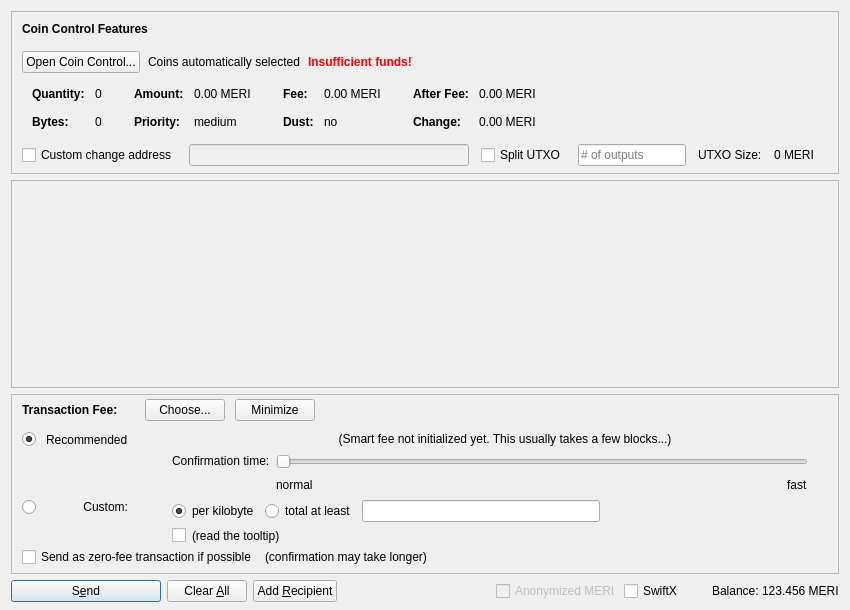
Before: the Qt Designer form src/qt/forms/sendcoinsdialog.ui in ElCrebel/Merebel, drawn with Qt 5.
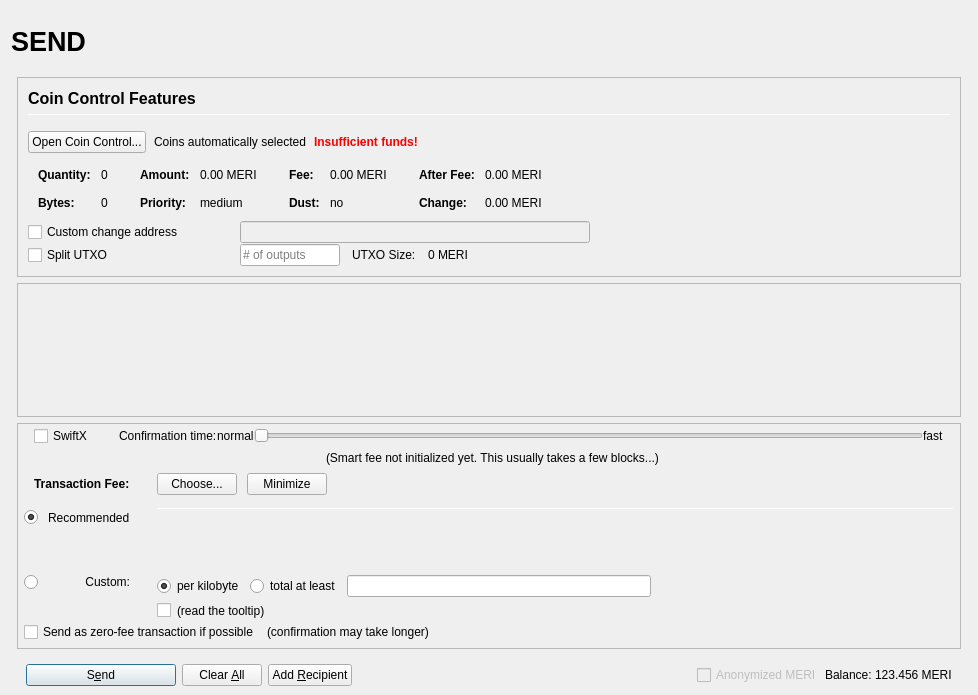
After: the same form once the commit is applied. Icons and pictures are not drawn. Custom widgets are drawn as their Qt base class.

```diff
--- a/src/qt/forms/sendcoinsdialog.ui
+++ b/src/qt/forms/sendcoinsdialog.ui
@@ -2,20 +2,137 @@
 <ui version="4.0">
  <class>SendCoinsDialog</class>
  <widget class="QDialog" name="SendCoinsDialog">
+  <property name="enabled">
+   <bool>true</bool>
+  </property>
   <property name="geometry">
    <rect>
     <x>0</x>
     <y>0</y>
-    <width>850</width>
-    <height>610</height>
+    <width>978</width>
+    <height>695</height>
    </rect>
   </property>
   <property name="windowTitle">
    <string>Send Coins</string>
   </property>
-  <layout class="QVBoxLayout" name="verticalLayout" stretch="0,1,0,0">
+  <layout class="QVBoxLayout" name="verticalLayout" stretch="0">
    <property name="bottomMargin">
-    <number>8</number>
+    <number>9</number>
+   </property>
+   <item>
+    <layout class="QVBoxLayout" name="verticalLayout_Master" stretch="0,1">
+     <property name="spacing">
+      <number>0</number>
+     </property>
+     <property name="margin">
+      <number>0</number>
+     </property>
+     <item>
+      <widget class="QFrame" name="frame_Header">
+       <layout class="QVBoxLayout" name="verticalLayout_Header" stretch="0">
+        <property name="margin">
+         <number>0</number>
+        </property>
+        <item>
+         <layout class="QHBoxLayout" name="horizontalLayout_Header" stretch="1,0,1">
+          <property name="spacing">
+           <number>6</number>
+          </property>
+          <item>
+           <widget class="QLabel" name="labelOverviewHeaderLeft">
+            <property name="minimumSize">
+             <size>
+              <width>464</width>
+              <height>60</height>
+             </size>
+            </property>
+            <property name="maximumSize">
+             <size>
+              <width>16777215</width>
+              <height>60</height>
+             </size>
+            </property>
+            <property name="font">
+             <font>
+              <pointsize>20</pointsize>
+              <weight>75</weight>
+              <bold>true</bold>
+             </font>
+            </property>
+            <property name="text">
+             <string>SEND</string>
+            </property>
+            <property name="alignment">
+             <set>Qt::AlignLeading|Qt::AlignLeft|Qt::AlignVCenter</set>
+            </property>
+           </widget>
+          </item>
+          <item>
+           <spacer name="horizontalSpacer_Header">
+            <property name="orientation">
+             <enum>Qt::Horizontal</enum>
+            </property>
+            <property name="sizeHint" stdset="0">
+             <size>
+              <width>40</width>
+              <height>20</height>
+             </size>
+            </property>
+           </spacer>
+          </item>
+          <item>
+           <widget class="QLabel" name="labelOverviewHeaderRight">
+            <property name="minimumSize">
+             <size>
+              <width>464</width>
+              <height>60</height>
+             </size>
+            </property>
+            <property name="maximumSize">
+             <size>
+              <width>16777215</width>
+              <height>60</height>
+             </size>
+            </property>
+            <property name="font">
+             <font>
+              <pointsize>14</pointsize>
+             </font>
+            </property>
+            <property name="text">
+             <string/>
+            </property>
+            <property name="alignment">
+             <set>Qt::AlignRight|Qt::AlignTrailing|Qt::AlignVCenter</set>
+            </property>
+           </widget>
+          </item>
+         </layout>
+        </item>
+       </layout>
+      </widget>
+     </item>
+     <item>
+      <widget class="QFrame" name="frame_BG">
+       <property name="minimumSize">
+        <size>
+         <width>0</width>
+         <height>0</height>
+        </size>
+       </property>
+       <layout class="QVBoxLayout" name="layout_BG" stretch="0,0,0,0">
+        <property name="leftMargin">
+         <number>6</number>
+        </property>
+        <property name="topMargin">
+         <number>6</number>
+        </property>
+        <property name="rightMargin">
+         <number>6</number>
+        </property>
+        <property name="bottomMargin">
+         <number>0</number>
    </property>
    <item>
     <widget class="QFrame" name="frameCoinControl">
@@ -41,22 +158,14 @@
       <property name="spacing">
        <number>0</number>
       </property>
-      <property name="leftMargin">
+           <property name="margin">
        <number>0</number>
       </property>
-      <property name="topMargin">
-       <number>0</number>
-      </property>
-      <property name="rightMargin">
-       <number>0</number>
-      </property>
-      <property name="bottomMargin">
-       <number>6</number>
-      </property>
       <item>
-       <layout class="QVBoxLayout" name="verticalLayoutCoinControl" stretch="0,0,0,0,1">
+            <widget class="QFrame" name="frameCoinControl_BG">
+             <layout class="QVBoxLayout" name="verticalLayoutCoinControl" stretch="0,0,0,0,0,0">
         <property name="spacing">
-         <number>0</number>
+               <number>1</number>
         </property>
         <property name="leftMargin">
          <number>10</number>
@@ -70,6 +179,11 @@
            <number>15</number>
           </property>
           <item>
+                 <layout class="QVBoxLayout" name="verticalLayout_3">
+                  <property name="spacing">
+                   <number>6</number>
+                  </property>
+                  <item>
            <widget class="QLabel" name="labelCoinControlFeatures">
             <property name="sizePolicy">
              <sizepolicy hsizetype="Preferred" vsizetype="Maximum">
@@ -77,8 +191,15 @@
               <verstretch>0</verstretch>
              </sizepolicy>
             </property>
+                    <property name="minimumSize">
+                     <size>
+                      <width>0</width>
+                      <height>20</height>
+                     </size>
+                    </property>
             <property name="font">
              <font>
+                      <pointsize>12</pointsize>
               <weight>75</weight>
               <bold>true</bold>
              </font>
@@ -91,6 +212,27 @@
             </property>
            </widget>
           </item>
+                  <item>
+                   <widget class="Line" name="line">
+                    <property name="minimumSize">
+                     <size>
+                      <width>0</width>
+                      <height>1</height>
+                     </size>
+                    </property>
+                    <property name="maximumSize">
+                     <size>
+                      <width>16777215</width>
+                      <height>1</height>
+                     </size>
+                    </property>
+                    <property name="orientation">
+                     <enum>Qt::Horizontal</enum>
+                    </property>
+                   </widget>
+                  </item>
+                 </layout>
+                </item>
          </layout>
         </item>
         <item>
@@ -528,7 +670,7 @@
          </widget>
         </item>
         <item>
-         <layout class="QHBoxLayout" name="horizontalLayoutCoinControl4" stretch="0,0,0,0,0,0,0">
+               <layout class="QHBoxLayout" name="horizontalLayoutCoinControl4">
           <property name="spacing">
            <number>12</number>
           </property>
@@ -536,13 +678,31 @@
            <enum>QLayout::SetDefaultConstraint</enum>
           </property>
           <property name="topMargin">
-           <number>5</number>
+                 <number>0</number>
           </property>
           <property name="rightMargin">
-           <number>5</number>
+                 <number>0</number>
           </property>
           <item>
            <widget class="QCheckBox" name="checkBoxCoinControlChange">
+                  <property name="sizePolicy">
+                   <sizepolicy hsizetype="Preferred" vsizetype="Preferred">
+                    <horstretch>0</horstretch>
+                    <verstretch>0</verstretch>
+                   </sizepolicy>
+                  </property>
+                  <property name="minimumSize">
+                   <size>
+                    <width>200</width>
+                    <height>0</height>
+                   </size>
+                  </property>
+                  <property name="maximumSize">
+                   <size>
+                    <width>200</width>
+                    <height>16777215</height>
+                   </size>
+                  </property>
             <property name="toolTip">
              <string>If this is activated, but the change address is empty or invalid, change will be sent to a newly generated address.</string>
             </property>
@@ -557,15 +717,71 @@
              <bool>false</bool>
             </property>
             <property name="sizePolicy">
-             <sizepolicy hsizetype="Expanding" vsizetype="Fixed">
+                   <sizepolicy hsizetype="Preferred" vsizetype="Preferred">
               <horstretch>0</horstretch>
               <verstretch>0</verstretch>
              </sizepolicy>
             </property>
-           </widget>
-          </item>
+                  <property name="minimumSize">
+                   <size>
+                    <width>300</width>
+                    <height>0</height>
+                   </size>
+                  </property>
+                 </widget>
+                </item>
+                <item>
+                 <widget class="QLabel" name="labelCoinControlChangeLabel">
+                  <property name="sizePolicy">
+                   <sizepolicy hsizetype="Preferred" vsizetype="Preferred">
+                    <horstretch>0</horstretch>
+                    <verstretch>0</verstretch>
+                   </sizepolicy>
+                  </property>
+                  <property name="minimumSize">
+                   <size>
+                    <width>100</width>
+                    <height>0</height>
+                   </size>
+                  </property>
+                  <property name="text">
+                   <string/>
+                  </property>
+                  <property name="margin">
+                   <number>3</number>
+                  </property>
+                 </widget>
+                </item>
+               </layout>
+              </item>
+              <item>
+               <layout class="QHBoxLayout" name="horizontalLayoutCoinControl6">
+                <property name="spacing">
+                 <number>12</number>
+                </property>
+                <property name="rightMargin">
+                 <number>0</number>
+                </property>
           <item>
            <widget class="QCheckBox" name="splitBlockCheckBox">
+                  <property name="sizePolicy">
+                   <sizepolicy hsizetype="Preferred" vsizetype="Preferred">
+                    <horstretch>0</horstretch>
+                    <verstretch>0</verstretch>
+                   </sizepolicy>
+                  </property>
+                  <property name="minimumSize">
+                   <size>
+                    <width>200</width>
+                    <height>0</height>
+                   </size>
+                  </property>
+                  <property name="maximumSize">
+                   <size>
+                    <width>200</width>
+                    <height>16777215</height>
+                   </size>
+                  </property>
             <property name="text">
              <string>Split UTXO</string>
             </property>
@@ -574,11 +790,23 @@
           <item>
            <widget class="QLineEdit" name="splitBlockLineEdit">
             <property name="sizePolicy">
-             <sizepolicy hsizetype="Fixed" vsizetype="Fixed">
+                   <sizepolicy hsizetype="Preferred" vsizetype="Preferred">
               <horstretch>50</horstretch>
               <verstretch>0</verstretch>
              </sizepolicy>
             </property>
+                  <property name="minimumSize">
+                   <size>
+                    <width>100</width>
+                    <height>0</height>
+                   </size>
+                  </property>
+                  <property name="maximumSize">
+                   <size>
+                    <width>100</width>
+                    <height>16777215</height>
+                   </size>
+                  </property>
             <property name="placeholderText">
              <string># of outputs</string>
             </property>
@@ -599,26 +827,17 @@
            </widget>
           </item>
           <item>
-           <widget class="QLabel" name="labelCoinControlChangeLabel">
-            <property name="sizePolicy">
-             <sizepolicy hsizetype="Preferred" vsizetype="Expanding">
-              <horstretch>0</horstretch>
-              <verstretch>0</verstretch>
-             </sizepolicy>
-            </property>
-            <property name="minimumSize">
+                 <spacer name="horizontalSpacer_7">
+                  <property name="orientation">
+                   <enum>Qt::Horizontal</enum>
+                  </property>
+                  <property name="sizeHint" stdset="0">
              <size>
-              <width>0</width>
-              <height>0</height>
-             </size>
-            </property>
-            <property name="text">
-             <string/>
-            </property>
-            <property name="margin">
-             <number>3</number>
-            </property>
-           </widget>
+                    <width>40</width>
+                    <height>20</height>
+                   </size>
+                  </property>
+                 </spacer>
           </item>
          </layout>
         </item>
@@ -636,6 +855,7 @@
          </spacer>
         </item>
        </layout>
+            </widget>
       </item>
      </layout>
     </widget>
@@ -650,8 +870,8 @@
        <rect>
         <x>0</x>
         <y>0</y>
-        <width>830</width>
-        <height>113</height>
+             <width>944</width>
+             <height>69</height>
        </rect>
       </property>
       <layout class="QVBoxLayout" name="verticalLayout_2" stretch="0,1">
@@ -715,31 +935,196 @@
       <property name="spacing">
        <number>0</number>
       </property>
+           <property name="margin">
+            <number>0</number>
+           </property>
+           <item>
+            <layout class="QVBoxLayout" name="verticalLayoutFee2" stretch="0,0,0,0">
+             <property name="spacing">
+              <number>0</number>
+             </property>
       <property name="leftMargin">
-       <number>0</number>
+              <number>6</number>
       </property>
       <property name="topMargin">
        <number>0</number>
       </property>
       <property name="rightMargin">
+              <number>6</number>
+             </property>
+             <item>
+              <layout class="QVBoxLayout" name="verticalLayout_feeConf">
+               <property name="spacing">
        <number>0</number>
       </property>
+               <property name="leftMargin">
+                <number>10</number>
+               </property>
+               <property name="rightMargin">
+                <number>10</number>
+               </property>
       <property name="bottomMargin">
+                <number>5</number>
+               </property>
+               <item>
+                <layout class="QHBoxLayout" name="horizontalLayoutFee9">
+                 <item>
+                  <widget class="QCheckBox" name="checkSwiftTX">
+                   <property name="enabled">
+                    <bool>true</bool>
+                   </property>
+                   <property name="minimumSize">
+                    <size>
+                     <width>85</width>
+                     <height>0</height>
+                    </size>
+                   </property>
+                   <property name="toolTip">
+                    <string>SwiftX technology allows for near instant transactions - A flat fee of 0.01 MERI applies</string>
+                   </property>
+                   <property name="text">
+                    <string>SwiftX</string>
+                   </property>
+                  </widget>
+                 </item>
+                 <item>
+                  <widget class="QLabel" name="labelSmartFee3">
+                   <property name="text">
+                    <string>Confirmation time:</string>
+                   </property>
+                   <property name="margin">
+                    <number>2</number>
+                   </property>
+                  </widget>
+                 </item>
+                 <item>
+                  <widget class="QLabel" name="labelSmartFeeNormal">
+                   <property name="text">
+                    <string>normal</string>
+                   </property>
+                   <property name="margin">
+                    <number>8</number>
+                   </property>
+                  </widget>
+                 </item>
+                 <item>
+                  <widget class="QSlider" name="sliderSmartFee">
+                   <property name="minimumSize">
+                    <size>
+                     <width>0</width>
+                     <height>24</height>
+                    </size>
+                   </property>
+                   <property name="minimum">
        <number>0</number>
       </property>
+                   <property name="maximum">
+                    <number>24</number>
+                   </property>
+                   <property name="pageStep">
+                    <number>1</number>
+                   </property>
+                   <property name="value">
+                    <number>0</number>
+                   </property>
+                   <property name="orientation">
+                    <enum>Qt::Horizontal</enum>
+                   </property>
+                   <property name="invertedAppearance">
+                    <bool>false</bool>
+                   </property>
+                   <property name="invertedControls">
+                    <bool>false</bool>
+                   </property>
+                   <property name="tickPosition">
+                    <enum>QSlider::NoTicks</enum>
+                   </property>
+                  </widget>
+                 </item>
       <item>
-       <layout class="QVBoxLayout" name="verticalLayoutFee2" stretch="0,0,0">
+                  <widget class="QLabel" name="labelSmartFeeFast">
+                   <property name="text">
+                    <string>fast</string>
+                   </property>
+                   <property name="margin">
+                    <number>8</number>
+                   </property>
+                  </widget>
+                 </item>
+                </layout>
+               </item>
+               <item>
+                <layout class="QHBoxLayout" name="horizontalLayout_recommended_texts">
         <property name="spacing">
          <number>0</number>
         </property>
-        <property name="leftMargin">
-         <number>10</number>
-        </property>
-        <property name="topMargin">
-         <number>0</number>
-        </property>
+                 <item>
+                  <spacer name="horizontalSpacer_8">
+                   <property name="orientation">
+                    <enum>Qt::Horizontal</enum>
+                   </property>
+                   <property name="sizeHint" stdset="0">
+                    <size>
+                     <width>40</width>
+                     <height>20</height>
+                    </size>
+                   </property>
+                  </spacer>
+                 </item>
+                 <item>
+                  <widget class="QLabel" name="labelFeeEstimation">
+                   <property name="text">
+                    <string/>
+                   </property>
+                   <property name="margin">
+                    <number>2</number>
+                   </property>
+                  </widget>
+                 </item>
+                 <item>
+                  <widget class="QLabel" name="labelSmartFee2">
+                   <property name="text">
+                    <string>(Smart fee not initialized yet. This usually takes a few blocks...)</string>
+                   </property>
+                   <property name="alignment">
+                    <set>Qt::AlignLeading|Qt::AlignLeft|Qt::AlignVCenter</set>
+                   </property>
+                   <property name="wordWrap">
+                    <bool>false</bool>
+                   </property>
+                   <property name="margin">
+                    <number>2</number>
+                   </property>
+                   <property name="indent">
+                    <number>-1</number>
+                   </property>
+                  </widget>
+                 </item>
+                 <item>
+                  <spacer name="horizontalSpacer_3">
+                   <property name="orientation">
+                    <enum>Qt::Horizontal</enum>
+                   </property>
+                   <property name="sizeHint" stdset="0">
+                    <size>
+                     <width>40</width>
+                     <height>20</height>
+                    </size>
+                   </property>
+                  </spacer>
+                 </item>
+                </layout>
+               </item>
+              </layout>
+             </item>
         <item>
          <layout class="QHBoxLayout" name="horizontalLayoutFee1">
+               <property name="leftMargin">
+                <number>10</number>
+               </property>
+               <property name="rightMargin">
+                <number>10</number>
+               </property>
           <property name="bottomMargin">
            <number>0</number>
           </property>
@@ -748,22 +1133,6 @@
             <property name="spacing">
              <number>0</number>
             </property>
-            <item>
-             <spacer name="verticalSpacerSmartFee">
-              <property name="orientation">
-               <enum>Qt::Vertical</enum>
-              </property>
-              <property name="sizeType">
-               <enum>QSizePolicy::Fixed</enum>
-              </property>
-              <property name="sizeHint" stdset="0">
-               <size>
-                <width>1</width>
-                <height>4</height>
-               </size>
-              </property>
-             </spacer>
-            </item>
             <item>
              <layout class="QHBoxLayout" name="horizontalLayoutSmartFee">
               <property name="spacing">
@@ -879,7 +1248,61 @@
              <property name="verticalSpacing">
               <number>4</number>
              </property>
-             <item row="2" column="4">
+                  <item row="2" column="0">
+                   <layout class="QVBoxLayout" name="verticalLayoutFee4" stretch="0">
+                    <item>
+                     <spacer name="verticalSpacer_2">
+                      <property name="orientation">
+                       <enum>Qt::Vertical</enum>
+                      </property>
+                      <property name="sizeHint" stdset="0">
+                       <size>
+                        <width>1</width>
+                        <height>1</height>
+                       </size>
+                      </property>
+                     </spacer>
+                    </item>
+                   </layout>
+                  </item>
+                  <item row="3" column="0">
+                   <layout class="QVBoxLayout" name="verticalLayoutFee9" stretch="0,1">
+                    <item>
+                     <widget class="QRadioButton" name="radioCustomFee">
+                      <property name="text">
+                       <string/>
+                      </property>
+                      <attribute name="buttonGroup">
+                       <string notr="true">groupFee</string>
+                      </attribute>
+                     </widget>
+                    </item>
+                    <item>
+                     <spacer name="verticalSpacer_6">
+                      <property name="orientation">
+                       <enum>Qt::Vertical</enum>
+                      </property>
+                      <property name="sizeHint" stdset="0">
+                       <size>
+                        <width>1</width>
+                        <height>1</height>
+                       </size>
+                      </property>
+                     </spacer>
+                    </item>
+                   </layout>
+                  </item>
+                  <item row="3" column="1">
+                   <widget class="QLabel" name="labelCustomFee">
+                    <property name="text">
+                     <string>Custom:</string>
+                    </property>
+                    <property name="alignment">
+                     <set>Qt::AlignRight|Qt::AlignTop|Qt::AlignTrailing</set>
+                    </property>
+                   </widget>
+                  </item>
+                  <item row="3" column="4">
               <layout class="QVBoxLayout" name="verticalLayoutFee8">
                <property name="spacing">
                 <number>6</number>
@@ -978,218 +1401,14 @@
                </item>
               </layout>
              </item>
-             <item row="1" column="0">
-              <layout class="QVBoxLayout" name="verticalLayoutFee4" stretch="1">
-               <item>
-                <spacer name="verticalSpacer_2">
-                 <property name="orientation">
-                  <enum>Qt::Vertical</enum>
-                 </property>
-                 <property name="sizeHint" stdset="0">
-                  <size>
-                   <width>1</width>
-                   <height>1</height>
-                  </size>
-                 </property>
-                </spacer>
-               </item>
-              </layout>
-             </item>
-             <item row="2" column="0">
-              <layout class="QVBoxLayout" name="verticalLayoutFee9" stretch="0,1">
-               <item>
-                <widget class="QRadioButton" name="radioCustomFee">
-                 <property name="text">
-                  <string/>
-                 </property>
-                 <attribute name="buttonGroup">
-                  <string notr="true">groupFee</string>
-                 </attribute>
-                </widget>
-               </item>
-               <item>
-                <spacer name="verticalSpacer_6">
-                 <property name="orientation">
-                  <enum>Qt::Vertical</enum>
-                 </property>
-                 <property name="sizeHint" stdset="0">
-                  <size>
-                   <width>1</width>
-                   <height>1</height>
-                  </size>
-                 </property>
-                </spacer>
-               </item>
-              </layout>
-             </item>
-             <item row="1" column="4">
-              <layout class="QVBoxLayout" name="verticalLayoutFee3" stretch="0,0,1">
-               <property name="spacing">
-                <number>6</number>
-               </property>
-               <property name="topMargin">
-                <number>2</number>
-               </property>
-               <item>
-                <layout class="QHBoxLayout" name="horizontalLayoutFee12">
-                 <item>
-                  <spacer name="horizontalSpacer_5">
-                   <property name="orientation">
-                    <enum>Qt::Horizontal</enum>
-                   </property>
-                   <property name="sizeHint" stdset="0">
-                    <size>
-                     <width>1</width>
-                     <height>1</height>
-                    </size>
-                   </property>
-                  </spacer>
-                 </item>
-                </layout>
-               </item>
-               <item>
-                <layout class="QHBoxLayout" name="horizontalLayoutFee9">
-                 <item>
-                  <layout class="QVBoxLayout" name="verticalLayoutFee6">
-                   <item>
-                    <widget class="QLabel" name="labelSmartFee3">
-                     <property name="text">
-                      <string>Confirmation time:</string>
-                     </property>
-                     <property name="margin">
-                      <number>2</number>
-                     </property>
-                    </widget>
-                   </item>
-                   <item>
-                    <spacer name="verticalSpacer_3">
-                     <property name="orientation">
-                      <enum>Qt::Vertical</enum>
-                     </property>
-                     <property name="sizeHint" stdset="0">
-                      <size>
-                       <width>1</width>
-                       <height>1</height>
-                      </size>
-                     </property>
-                    </spacer>
-                   </item>
-                  </layout>
-                 </item>
-                 <item>
-                  <layout class="QVBoxLayout" name="verticalLayoutFee5">
-                   <property name="rightMargin">
-                    <number>30</number>
-                   </property>
-                   <item>
-                    <widget class="QSlider" name="sliderSmartFee">
-                     <property name="minimum">
-                      <number>0</number>
-                     </property>
-                     <property name="maximum">
-                      <number>24</number>
-                     </property>
-                     <property name="pageStep">
-                      <number>1</number>
-                     </property>
-                     <property name="value">
-                      <number>0</number>
-                     </property>
-                     <property name="orientation">
-                      <enum>Qt::Horizontal</enum>
-                     </property>
-                     <property name="invertedAppearance">
-                      <bool>false</bool>
-                     </property>
-                     <property name="invertedControls">
-                      <bool>false</bool>
-                     </property>
-                     <property name="tickPosition">
-                      <enum>QSlider::NoTicks</enum>
-                     </property>
-                    </widget>
-                   </item>
-                   <item>
-                    <layout class="QHBoxLayout" name="horizontalLayoutFee10">
-                     <item>
-                      <widget class="QLabel" name="labelSmartFeeNormal">
-                       <property name="text">
-                        <string>normal</string>
-                       </property>
-                      </widget>
-                     </item>
-                     <item>
-                      <spacer name="horizontalSpacer_3">
-                       <property name="orientation">
-                        <enum>Qt::Horizontal</enum>
-                       </property>
-                       <property name="sizeHint" stdset="0">
-                        <size>
-                         <width>40</width>
-                         <height>20</height>
-                        </size>
-                       </property>
-                      </spacer>
-                     </item>
-                     <item>
-                      <widget class="QLabel" name="labelSmartFeeFast">
-                       <property name="text">
-                        <string>fast</string>
-                       </property>
-                      </widget>
-                     </item>
-                    </layout>
-                   </item>
-                  </layout>
-                 </item>
-                </layout>
-               </item>
-               <item>
-                <spacer name="verticalSpacer_4">
-                 <property name="orientation">
-                  <enum>Qt::Vertical</enum>
-                 </property>
-                 <property name="sizeHint" stdset="0">
-                  <size>
-                   <width>1</width>
-                   <height>1</height>
-                  </size>
-                 </property>
-                </spacer>
-               </item>
-              </layout>
-             </item>
-             <item row="0" column="1">
+                  <item row="1" column="1">
               <widget class="QLabel" name="labelSmartFee_2">
                <property name="text">
                 <string>Recommended</string>
                </property>
               </widget>
              </item>
-             <item row="0" column="0">
-              <widget class="QRadioButton" name="radioSmartFee">
-               <property name="text">
-                <string/>
-               </property>
-               <property name="checked">
-                <bool>true</bool>
-               </property>
-               <attribute name="buttonGroup">
-                <string notr="true">groupFee</string>
-               </attribute>
-              </widget>
-             </item>
-             <item row="2" column="1">
-              <widget class="QLabel" name="labelCustomFee">
-               <property name="text">
-                <string>Custom:</string>
-               </property>
-               <property name="alignment">
-                <set>Qt::AlignRight|Qt::AlignTop|Qt::AlignTrailing</set>
-               </property>
-              </widget>
-             </item>
-             <item row="0" column="2">
+                  <item row="1" column="2">
               <widget class="QLabel" name="labelSmartFee">
                <property name="text">
                 <string/>
@@ -1199,28 +1418,93 @@
                </property>
               </widget>
              </item>
-             <item row="0" column="3">
-              <widget class="QLabel" name="labelFeeEstimation">
+                  <item row="1" column="0">
+                   <widget class="QRadioButton" name="radioSmartFee">
                <property name="text">
                 <string/>
                </property>
-              </widget>
-             </item>
-             <item row="0" column="4">
-              <widget class="QLabel" name="labelSmartFee2">
-               <property name="text">
-                <string>(Smart fee not initialized yet. This usually takes a few blocks...)</string>
-               </property>
-               <property name="alignment">
-                <set>Qt::AlignHCenter</set>
-               </property>
-               <property name="wordWrap">
+                    <property name="checked">
                 <bool>true</bool>
                </property>
-               <property name="margin">
+                    <attribute name="buttonGroup">
+                     <string notr="true">groupFee</string>
+                    </attribute>
+                   </widget>
+                  </item>
+                  <item row="0" column="4" rowspan="3">
+                   <layout class="QVBoxLayout" name="verticalLayoutFee3" stretch="0,0,0,0">
+                    <property name="spacing">
+                     <number>6</number>
+                    </property>
+                    <property name="topMargin">
                 <number>2</number>
                </property>
-              </widget>
+                    <property name="bottomMargin">
+                     <number>20</number>
+                    </property>
+                    <item>
+                     <widget class="Line" name="line_2">
+                      <property name="minimumSize">
+                       <size>
+                        <width>0</width>
+                        <height>1</height>
+                       </size>
+                      </property>
+                      <property name="maximumSize">
+                       <size>
+                        <width>16777215</width>
+                        <height>1</height>
+                       </size>
+                      </property>
+                      <property name="orientation">
+                       <enum>Qt::Horizontal</enum>
+                      </property>
+                     </widget>
+                    </item>
+                    <item>
+                     <layout class="QHBoxLayout" name="horizontalLayoutFee12">
+                      <item>
+                       <spacer name="horizontalSpacer_5">
+                        <property name="orientation">
+                         <enum>Qt::Horizontal</enum>
+                        </property>
+                        <property name="sizeHint" stdset="0">
+                         <size>
+                          <width>1</width>
+                          <height>1</height>
+                         </size>
+                        </property>
+                       </spacer>
+                      </item>
+                     </layout>
+                    </item>
+                    <item>
+                     <spacer name="verticalSpacer_4">
+                      <property name="orientation">
+                       <enum>Qt::Vertical</enum>
+                      </property>
+                      <property name="sizeHint" stdset="0">
+                       <size>
+                        <width>1</width>
+                        <height>1</height>
+                       </size>
+                      </property>
+                     </spacer>
+                    </item>
+                    <item>
+                     <spacer name="verticalSpacer_3">
+                      <property name="orientation">
+                       <enum>Qt::Vertical</enum>
+                      </property>
+                      <property name="sizeHint" stdset="0">
+                       <size>
+                        <width>20</width>
+                        <height>40</height>
+                       </size>
+                      </property>
+                     </spacer>
+                    </item>
+                   </layout>
              </item>
             </layout>
            </item>
@@ -1299,7 +1583,11 @@
     </widget>
    </item>
    <item>
+         <widget class="QFrame" name="frame_Send">
     <layout class="QHBoxLayout" name="horizontalLayout">
+           <property name="bottomMargin">
+            <number>0</number>
+           </property>
      <item>
       <widget class="QPushButton" name="sendButton">
        <property name="minimumSize">
@@ -1394,22 +1682,6 @@
          </property>
         </widget>
        </item>
-       <item>
-        <widget class="QCheckBox" name="checkSwiftTX">
-         <property name="enabled">
-          <bool>true</bool>
-         </property>
-         <property name="minimumSize">
-          <size>
-           <width>85</width>
-           <height>0</height>
-          </size>
-         </property>
-         <property name="text">
-          <string>SwiftX</string>
-         </property>
-        </widget>
-       </item>
        <item>
         <widget class="QLabel" name="label">
          <property name="text">
@@ -1439,6 +1711,12 @@
       </layout>
      </item>
     </layout>
+         </widget>
+        </item>
+       </layout>
+      </widget>
+     </item>
+    </layout>
    </item>
   </layout>
  </widget>
```
Left out of the diff: 39 changed lines with no effect on the pictures. Lines whose indentation alone changed are shown as unchanged.
